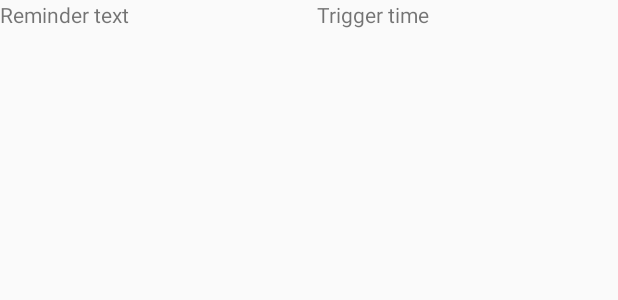
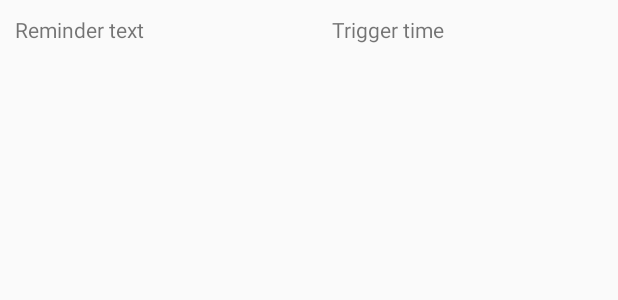
Before and after one commit to lapunk/MobCompReminder, an Android app: the layout list_view_item.xml on its own in the app's theme, with its tools: preview values and no code run, on a phone screen of 412 x 824 dp. Shown: the top 300 px of the screen. Run offline under Robolectric (Android 15) with nearby library versions, the phone set to English and light mode, and no system bars.

Commit message:
Add functionality based on lab7 specs, bug fixes, apk created

```diff
--- a/app/build.gradle
+++ b/app/build.gradle
@@ -13,7 +13,7 @@ android {
     buildToolsVersion "29.0.2"
     defaultConfig {
         applicationId "com.mobcomp.mobcompreminder"
-        minSdkVersion 21
+        minSdkVersion 23
         targetSdkVersion 29
         versionCode 1
         versionName "1.0"
@@ -24,6 +24,9 @@ android {
             minifyEnabled false
             proguardFiles getDefaultProguardFile('proguard-android-optimize.txt'), 'proguard-rules.pro'
         }
+    }
+    lintOptions {
+        checkReleaseBuilds false
     }
 }
 
--- a/app/src/main/java/com/mobcomp/mobcompreminder/ReminderReceiver.kt
+++ b/app/src/main/java/com/mobcomp/mobcompreminder/ReminderReceiver.kt
@@ -5,7 +5,6 @@ import android.content.Context
 import android.content.Intent
 import androidx.room.Room
 import org.jetbrains.anko.doAsync
-import org.jetbrains.anko.toast
 
 class ReminderReceiver : BroadcastReceiver() {
     override fun onReceive(context: Context, intent: Intent) {
--- a/app/src/main/res/layout/activity_time.xml
+++ b/app/src/main/res/layout/activity_time.xml
@@ -32,7 +32,7 @@
         android:layout_width="wrap_content"
         android:layout_height="wrap_content"
         android:ems="10"
-        android:hint="Reminder text"
+        android:hint="@string/reminder_text"
         android:inputType="textPersonName"
         app:layout_constraintBottom_toBottomOf="parent"
         app:layout_constraintEnd_toEndOf="parent"
@@ -44,7 +44,7 @@
         android:id="@+id/time_create"
         android:layout_width="wrap_content"
         android:layout_height="wrap_content"
-        android:text="Submit"
+        android:text="@string/submit_text"
         app:layout_constraintBottom_toBottomOf="parent"
         app:layout_constraintEnd_toEndOf="parent"
         app:layout_constraintHorizontal_bias="0.498"
--- a/app/src/main/res/layout/list_view_item.xml
+++ b/app/src/main/res/layout/list_view_item.xml
@@ -1,19 +1,26 @@
 <?xml version="1.0" encoding="utf-8"?>
 <LinearLayout xmlns:android="http://schemas.android.com/apk/res/android"
+    xmlns:tools="http://schemas.android.com/tools"
     android:orientation="horizontal" android:layout_width="match_parent"
     android:layout_height="match_parent">
 
     <TextView
         android:id="@+id/itemMessage"
         android:layout_width="wrap_content"
-        android:layout_height="wrap_content"
+        android:layout_height="40dp"
         android:layout_weight="1"
-        android:text="Reminder text" />
+        android:gravity="center_vertical"
+        android:paddingStart="10dp"
+        android:text="@string/reminder_text"
+        tools:ignore="RtlSymmetry" />
 
     <TextView
         android:id="@+id/itemTrigger"
         android:layout_width="wrap_content"
-        android:layout_height="wrap_content"
+        android:layout_height="40dp"
         android:layout_weight="1"
-        android:text="Trigger time" />
+        android:gravity="center_vertical"
+        android:paddingStart="10dp"
+        android:text="@string/trigger_text"
+        tools:ignore="RtlSymmetry" />
 </LinearLayout>
--- a/app/src/main/res/values/strings.xml
+++ b/app/src/main/res/values/strings.xml
@@ -4,4 +4,9 @@
     <string name="time_button">TimeActivity</string>
     <string name="map_act_desc">MapActivity</string>
     <string name="time_act_desc">TimeActivity</string>
+    <string name="trigger_text">Trigger time</string>
+    <string name="reminder_text">Reminder text</string>
+    <string name="submit_text">Submit</string>
+    <string name="search_hint_text">Search .....</string>
+    <string name="create_text">Create</string>
 </resources>
```
Also changed, not shown: app/src/main/java/com/mobcomp/mobcompreminder/MainActivity.kt (+14 -16 lines), app/src/main/java/com/mobcomp/mobcompreminder/MapActivity.kt (+16 -16 lines), app/src/main/java/com/mobcomp/mobcompreminder/TimeActivity.kt (+5 -5 lines), app/src/main/res/layout/activity_map.xml (+4 -4 lines), 2 other files.
